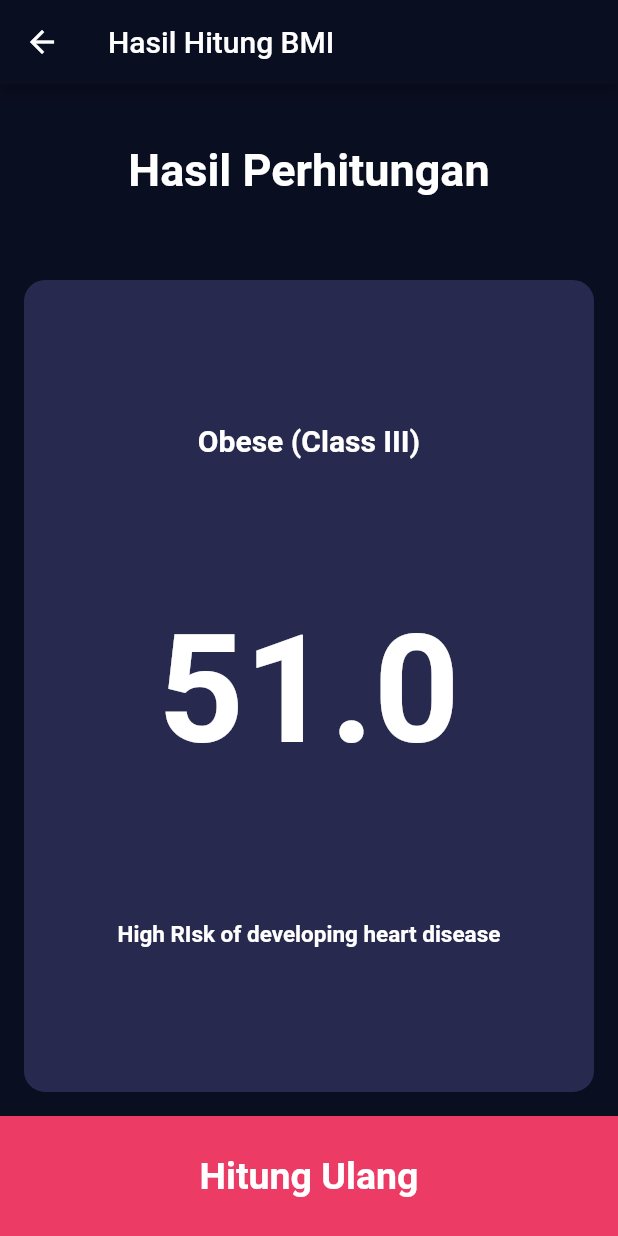
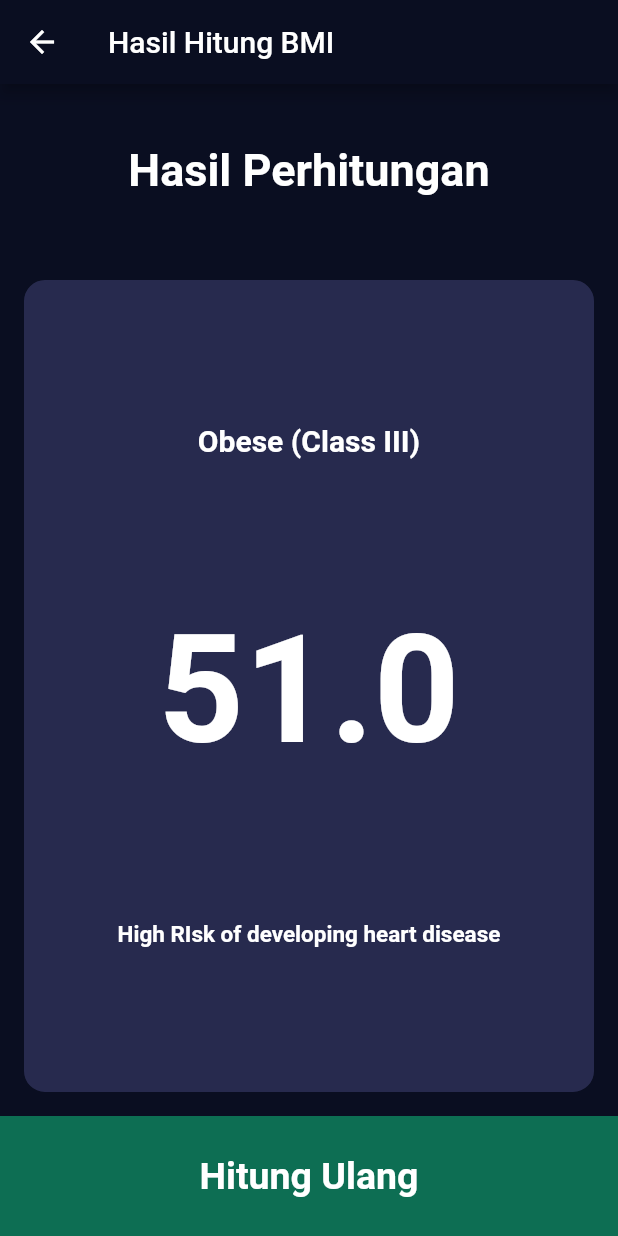
Before and after one commit to ihsansatriawan/bmi_apps, a Flutter app: the screen it shows after launch, after a tap on "Hitung BMI", on a phone screen of 412 x 824 dp. Run offline on Flutter 3.47's test engine with Material 2 defaults, Android fonts, the phone set to English and light mode, and no system bars.

Commit message:
Change style

```diff
--- a/lib/helpers/bmi_calculator.dart
+++ b/lib/helpers/bmi_calculator.dart
@@ -8,7 +8,7 @@ class BmiCalculator {
   String? bmiDescription;
 
   BmiCalculator({required this.height, required this.weight});
-  BmiCalculator.fromBmiValue(this.bmi) {}
+  BmiCalculator.fromBmiValue(this.bmi);
 
   double calculateBmi() {
     double heightInMeter = height! / 100;
--- a/lib/views/bmi_data_screen.dart
+++ b/lib/views/bmi_data_screen.dart
@@ -17,13 +17,6 @@ class _BmiDataScreenState extends State<BmiDataScreen> {
   int weight = 50;
   int age = 20;
   String? gender;
-
-  double calculateBmi() {
-    double heightInMeter = height / 100;
-    double bmi = weight / pow(heightInMeter, 2);
-
-    return bmi;
-  }
 
   @override
   Widget build(BuildContext context) {
@@ -259,7 +252,7 @@ class _BmiDataScreenState extends State<BmiDataScreen> {
             },
             child: Container(
               height: 80,
-              color: const Color(0xffEC3C66),
+              color: Color.fromARGB(255, 13, 110, 83),
               child: const Center(
                 child: Text(
                   "Hitung BMI",
--- a/lib/views/bmi_result_screen.dart
+++ b/lib/views/bmi_result_screen.dart
@@ -77,7 +77,7 @@ class BmiResultScreen extends StatelessWidget {
             },
             child: Container(
               height: 80,
-              color: const Color(0xffEC3C66),
+              color: Color.fromARGB(255, 13, 110, 83),
               child: const Center(
                 child: Text(
                   "Hitung Ulang",
@@ -86,7 +86,8 @@ class BmiResultScreen extends StatelessWidget {
                     fontWeight: FontWeight.bold,
                     color: Colors.white,
                   ),
-              )),
+                ),
+              ),
             ),
           )
         ],
```
Lines whose indentation alone changed are shown as unchanged.
